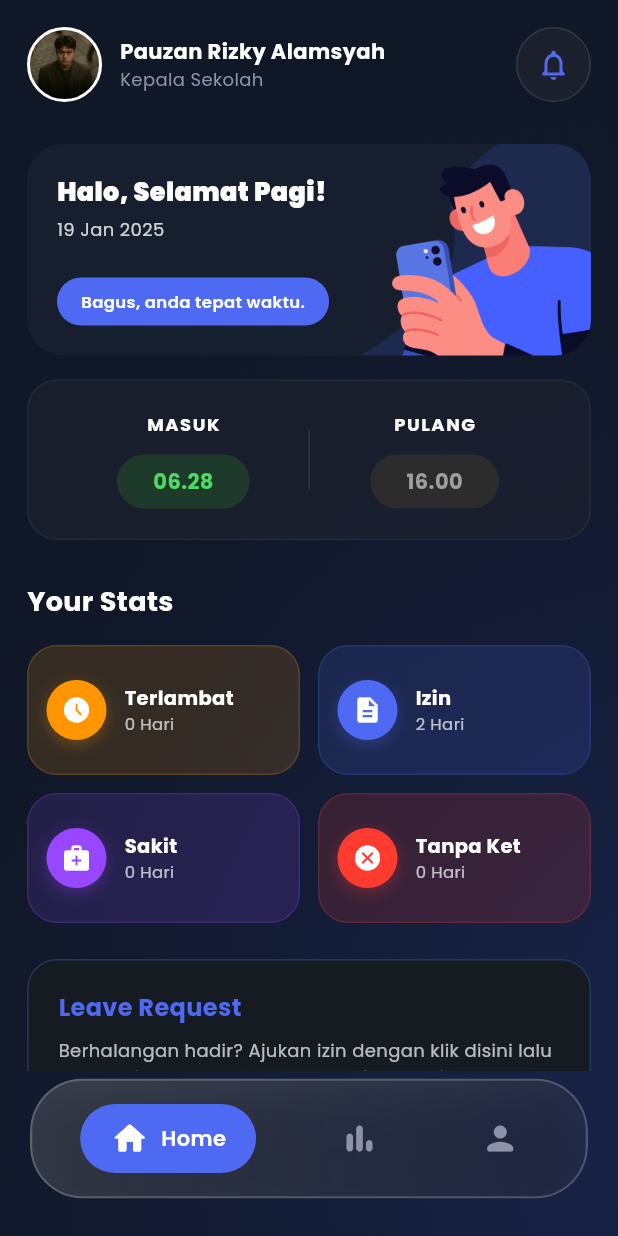
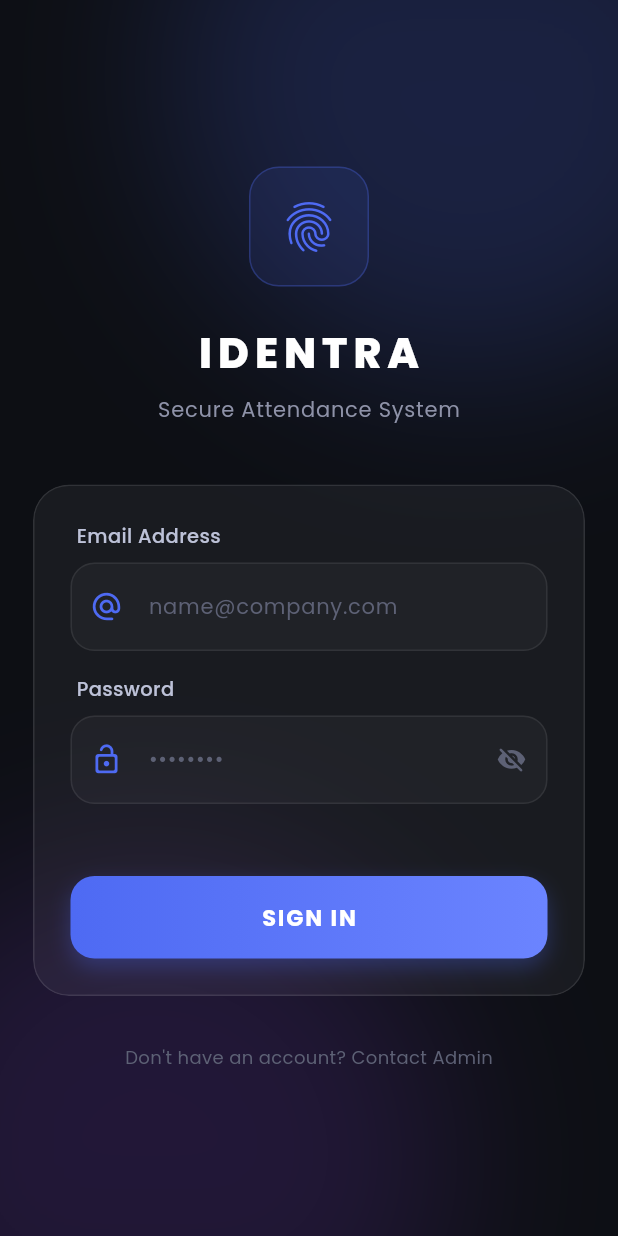
Before and after one commit to JansMoriarty/Identra-mobile, a Flutter app: the screen it shows after launch, on a phone screen of 412 x 824 dp. Run offline on Flutter 3.47's test engine with Material 3 defaults, Android fonts, the phone set to English and light mode, and no system bars; our stand-ins replace google_fonts, shared_preferences, table_calendar.

Commit message:
menampilkan jabatan di mobile

```diff
--- a/lib/home.dart
+++ b/lib/home.dart
@@ -1,5 +1,6 @@
 import 'package:flutter/material.dart';
 import 'package:google_fonts/google_fonts.dart';
+import 'package:shared_preferences/shared_preferences.dart';
 
 void main() {
   runApp(const AbsensiApp());
@@ -53,8 +54,61 @@ class HomeScreen extends StatefulWidget {
 }
 
 class _HomeScreenState extends State<HomeScreen> {
+  String _userName = "Loading...";
+  String _jabatanAktif = "Belum Ditugaskan";
+
+  Color _getAvatarColor(String name) {
+    final List<Color> colors = [
+      Colors.amber,
+      Colors.blueAccent,
+      Colors.greenAccent,
+      Colors.orangeAccent,
+      Colors.pinkAccent,
+      Colors.purpleAccent,
+      Colors.tealAccent,
+    ];
+
+    // Logika sederhana: ambil warna berdasarkan panjang karakter nama
+    // supaya warnanya tetap/konsisten untuk user tersebut.
+    return colors[name.length % colors.length];
+  }
+
+  String _getInitials(String name) {
+    if (name.isEmpty) return "G";
+    List<String> names = name.split(" ");
+    String initials = "";
+
+    // Ambil huruf pertama dari maksimal 2 kata pertama
+    int numWords = names.length > 2 ? 2 : names.length;
+    for (var i = 0; i < numWords; i++) {
+      if (names[i].isNotEmpty) {
+        initials += names[i][0].toUpperCase();
+      }
+    }
+    return initials;
+  }
+
+  @override
+  void initState() {
+    super.initState();
+    _loadUserData();
+  }
+
+  Future<void> _loadUserData() async {
+    final SharedPreferences prefs = await SharedPreferences.getInstance();
+
+    print("USER NAME: ${prefs.getString('user_name')}");
+    print("JABATAN AKTIF: ${prefs.getString('jabatan_aktif')}");
+
+    setState(() {
+      _userName = prefs.getString('user_name') ?? "Guru";
+      _jabatanAktif = prefs.getString('jabatan_aktif') ?? "Belum Ditugaskan";
+    });
+  }
+
   @override
   Widget build(BuildContext context) {
+    Color themeColor = _getAvatarColor(_userName);
     return Scaffold(
       // Background Scaffold dibuat transparan agar Container di bawahnya terlihat
       backgroundColor: Colors.transparent,
@@ -80,7 +134,7 @@ class _HomeScreenState extends State<HomeScreen> {
                     crossAxisAlignment: CrossAxisAlignment.start,
                     children: [
                       // Header Section
-                      _buildHeader(),
+                      _buildHeader(themeColor),
                       const SizedBox(height: 28),
 
                       // Greeting Card Section
@@ -116,7 +170,7 @@ class _HomeScreenState extends State<HomeScreen> {
   }
 
   // --- WIDGET: HEADER ---
-  Widget _buildHeader() {
+  Widget _buildHeader(Color themeColor) {
     return Row(
       children: [
         Container(
@@ -124,28 +178,37 @@ class _HomeScreenState extends State<HomeScreen> {
           height: 50,
           decoration: BoxDecoration(
             shape: BoxShape.circle,
-            border: Border.all(color: Colors.white, width: 2),
-            image: const DecorationImage(
-              image:
-                  AssetImage('assets/images/profile.jpeg'), // Ganti foto profil
-              fit: BoxFit.cover,
+            color: themeColor.withOpacity(0.15), // Sekarang dia kenal!
+            border: Border.all(color: themeColor.withOpacity(0.5), width: 2),
+          ),
+          child: Center(
+            child: Text(
+              _getInitials(_userName),
+              style: GoogleFonts.poppins(
+                color: themeColor,
+                fontWeight: FontWeight.bold,
+                fontSize: 18,
+              ),
             ),
           ),
-        ),
+        ), // <
         const SizedBox(width: 12),
         Column(
           crossAxisAlignment: CrossAxisAlignment.start,
           children: [
-            const Text(
-              "Pauzan Rizky Alamsyah",
+            Text(
+              _userName,
               style: TextStyle(
                   fontSize: 14,
                   fontWeight: FontWeight.bold,
                   color: Color(0xffffffff)),
             ),
             Text(
-              "Kepala Sekolah",
-              style: TextStyle(fontSize: 12, color: AppColors.textGrey),
+              _jabatanAktif.isNotEmpty ? _jabatanAktif : "Belum Ditugaskan",
+              style: const TextStyle(
+                fontSize: 12,
+                color: AppColors.textGrey,
+              ),
             ),
           ],
         ),
--- /dev/null
+++ b/lib/login_page.dart
@@ -0,0 +1,407 @@
+import 'dart:ui';
+import 'package:flutter/material.dart';
+import 'package:google_fonts/google_fonts.dart';
+import 'package:http/http.dart' as http;
+import 'package:identra_mobile_flutter/home.dart';
+import 'package:identra_mobile_flutter/main_navigation.dart';
+import 'dart:convert';
+import 'package:shared_preferences/shared_preferences.dart';
+
+class LoginPage extends StatefulWidget {
+  const LoginPage({super.key});
+
+  @override
+  State<LoginPage> createState() => _LoginPageState();
+}
+
+class _LoginPageState extends State<LoginPage> {
+  final TextEditingController _emailController = TextEditingController();
+  final TextEditingController _passwordController = TextEditingController();
+  bool _isPasswordVisible = false;
+  bool _isLoading = false;
+
+  // --- TARUH DI SINI ---
+  @override
+  void initState() {
+    super.initState();
+    _checkExistingToken();
+  }
+
+  Future<void> _checkExistingToken() async {
+    final SharedPreferences prefs = await SharedPreferences.getInstance();
+    String? token = prefs.getString('auth_token');
+
+    if (token != null && mounted) {
+      Navigator.pushReplacement(
+        context,
+        MaterialPageRoute(builder: (context) => const MainNavigation()),
+      );
+    }
+  }
+
+  Future<void> _saveSession(String token, Map userData) async {
+    final SharedPreferences prefs = await SharedPreferences.getInstance();
+
+    await prefs.setString('auth_token', token);
+
+    // ✅ FIX: Ambil Nama (Cek 'nama' dulu karena di API kamu pakai 'nama')
+    final String name = userData['nama'] ?? userData['name'] ?? "Guru";
+
+    // ✅ FIX: Ambil Jabatan dengan fallback yang jelas
+    final String jabatan = userData['jabatan_aktif'] ?? "Belum Ditugaskan";
+
+    // ✅ FIX: Ambil Email dan Role
+    final String email = userData['email'] ?? "";
+    final String role = userData['role'] ?? 'guru';
+
+    await prefs.setString('user_name', name);
+    await prefs.setString('user_email', email);
+    await prefs.setString('user_role', role);
+    await prefs.setString('jabatan_aktif', jabatan);
+
+    // Debugging untuk memastikan di console HP datanya sudah benar
+    debugPrint("==== SESSION SAVED ====");
+    debugPrint("Token  : $token");
+    debugPrint("Name   : $name");
+    debugPrint("Jabatan: $jabatan");
+    debugPrint("=======================");
+
+    if (!mounted) return;
+    Navigator.pushReplacement(
+      context,
+      MaterialPageRoute(builder: (context) => const MainNavigation()),
+    );
+  }
+
+  Future<void> _handleLogin() async {
+    if (_emailController.text.isEmpty || _passwordController.text.isEmpty) {
+      _showSnackBar("Email dan Password tidak boleh kosong", Colors.orange);
+      return;
+    }
+
+    setState(() => _isLoading = true);
+
+    final String apiUrl =
+        "https://spinningly-proscientific-renay.ngrok-free.dev/api/guru/login";
+
+    try {
+      final response = await http.post(
+        Uri.parse(apiUrl),
+        headers: {
+          'Content-Type': 'application/json',
+          'Accept': 'application/json',
+          'ngrok-skip-browser-warning': 'true',
+        },
+        body: jsonEncode({
+          'email': _emailController.text.trim(),
+          'password': _passwordController.text,
+        }),
+      );
+
+      final responseData = jsonDecode(response.body);
+      print("JSON FULL DARI SERVER: ${response.body}");
+
+      if (!mounted) return;
+
+      if (response.statusCode == 200) {
+        // ✅ AMAN: Ambil data & token secara dinamis
+        var dataPart = responseData['data'];
+        String token = dataPart['token'] ?? "";
+
+        var userData;
+        // Cek apakah user ada di dalam 'user' atau langsung di 'data'
+        if (dataPart['user'] != null) {
+          userData = dataPart['user'];
+        } else if (dataPart is List && dataPart.isNotEmpty) {
+          userData = dataPart[0]; // Jika response berupa list seperti contohmu
+        } else {
+          userData = dataPart;
+        }
+
+        if (userData != null) {
+          String teacherName = userData['nama'] ?? userData['name'] ?? "Guru";
+          _showSuccess("Selamat datang, $teacherName!");
+
+          await _saveSession(token, userData);
+        } else {
+          _showSnackBar("Data user tidak ditemukan", Colors.orange);
+        }
+      } else {
+        _showSnackBar(
+            responseData['message'] ?? "Login Gagal", Colors.redAccent);
+      }
+    } catch (e) {
+      debugPrint("Login Error: $e");
+      if (!mounted) return;
+      _showSnackBar("Gagal terhubung ke server. Periksa koneksi.", Colors.red);
+    } finally {
+      if (mounted) setState(() => _isLoading = false);
+    }
+  }
+
+  void _showSnackBar(String message, Color color) {
+    ScaffoldMessenger.of(context).showSnackBar(
+      SnackBar(content: Text(message), backgroundColor: color),
+    );
+  }
+
+  void _showSuccess(String message) {
+    ScaffoldMessenger.of(context).showSnackBar(
+      SnackBar(
+        content: Text(message, style: GoogleFonts.poppins()),
+        backgroundColor: Colors.greenAccent[700],
+        behavior: SnackBarBehavior.floating,
+      ),
+    );
+  }
+
+  @override
+  Widget build(BuildContext context) {
+    return Scaffold(
+      backgroundColor: const Color(0xFF0D0F14),
+      body: Stack(
+        children: [
+          // Background Glows
+          Positioned(
+            top: -100,
+            right: -50,
+            child:
+                _buildBackgroundGlow(const Color(0xFF4E6AF3).withOpacity(0.2)),
+          ),
+          Positioned(
+            bottom: -100,
+            left: -50,
+            child:
+                _buildBackgroundGlow(const Color(0xFF9747FF).withOpacity(0.15)),
+          ),
+
+          SafeArea(
+            child: Center(
+              child: SingleChildScrollView(
+                padding: const EdgeInsets.symmetric(horizontal: 22),
+                child: Column(
+                  children: [
+                    Container(
+                      height: 80,
+                      width: 80,
+                      decoration: BoxDecoration(
+                        color: const Color(0xFF4E6AF3).withOpacity(0.1),
+                        borderRadius: BorderRadius.circular(20),
+                        border: Border.all(
+                            color: const Color(0xFF4E6AF3).withOpacity(0.3)),
+                      ),
+                      child: const Icon(Icons.fingerprint,
+                          size: 40, color: Color(0xFF4E6AF3)),
+                    ),
+                    const SizedBox(height: 24),
+                    Text(
+                      "IDENTRA",
+                      style: GoogleFonts.poppins(
+                        fontSize: 28,
+                        fontWeight: FontWeight.w800,
+                        color: Colors.white,
+                        letterSpacing: 4,
+                      ),
+                    ),
+                    const SizedBox(height: 8),
+                    Text(
+                      "Secure Attendance System",
+                      style: GoogleFonts.poppins(
+                        color: const Color(0xFF8E92A8),
+                        fontSize: 14,
+                        letterSpacing: 0.5,
+                      ),
+                    ),
+                    const SizedBox(height: 40),
+
+                    // Card Login
+                    _buildGlassCard(
+                      child: Column(
+                        crossAxisAlignment: CrossAxisAlignment.start,
+                        children: [
+                          _buildTextField(
+                            controller: _emailController,
+                            label: "Email Address",
+                            icon: Icons.alternate_email_rounded,
+                            hint: "name@company.com",
+                          ),
+                          const SizedBox(height: 16),
+                          _buildTextField(
+                            controller: _passwordController,
+                            label: "Password",
+                            icon: Icons.lock_open_rounded,
+                            hint: "••••••••",
+                            isPassword: true,
+                            obscureText: !_isPasswordVisible,
+                            onSuffixIconTap: () {
+                              setState(() =>
+                                  _isPasswordVisible = !_isPasswordVisible);
+                            },
+                          ),
+                          const SizedBox(height: 48),
+                          GestureDetector(
+                            onTap: _isLoading ? null : _handleLogin,
+                            child: AnimatedContainer(
+                              duration: const Duration(milliseconds: 300),
+                              height: 55,
+                              width: double.infinity,
+                              decoration: BoxDecoration(
+                                borderRadius: BorderRadius.circular(16),
+                                gradient: const LinearGradient(
+                                  colors: [
+                                    Color(0xFF4E6AF3),
+                                    Color(0xFF6B84FF)
+                                  ],
+                                ),
+                                boxShadow: [
+                                  BoxShadow(
+                                    color: const Color(0xFF4E6AF3)
+                                        .withOpacity(0.3),
+                                    blurRadius: 12,
+                                    offset: const Offset(0, 6),
+                                  ),
+                                ],
+                              ),
+                              child: Center(
+                                child: _isLoading
+                                    ? const SizedBox(
+                                        height: 20,
+                                        width: 20,
+                                        child: CircularProgressIndicator(
+                                          color: Colors.white,
+                                          strokeWidth: 2,
+                                        ),
+                                      )
+                                    : Text(
+                                        "SIGN IN",
+                                        style: GoogleFonts.poppins(
+                                          fontSize: 15,
+                                          fontWeight: FontWeight.w700,
+                                          color: Colors.white,
+                                          letterSpacing: 1.2,
+                                        ),
+                                      ),
+                              ),
+                            ),
+                          ),
+                        ],
+                      ),
+                    ),
+                    const SizedBox(height: 32),
+                    Text(
+                      "Don't have an account? Contact Admin",
+                      style: GoogleFonts.poppins(
+                        color: const Color(0xFF5D6175),
+                        fontSize: 12,
+                      ),
+                    ),
+                  ],
+                ),
+              ),
+            ),
+          ),
+        ],
+      ),
+    );
+  }
+
+  // --- ADDED HELPER WIDGETS ---
+
+  Widget _buildGlassCard({required Widget child}) {
+    return ClipRRect(
+      borderRadius: BorderRadius.circular(24),
+      child: BackdropFilter(
+        filter: ImageFilter.blur(sigmaX: 10, sigmaY: 10),
+        child: Container(
+          padding: const EdgeInsets.all(24),
+          decoration: BoxDecoration(
+            color: Colors.white.withOpacity(0.05),
+            borderRadius: BorderRadius.circular(24),
+            border: Border.all(color: Colors.white.withOpacity(0.1)),
+          ),
+          child: child,
+        ),
+      ),
+    );
+  }
+
+  Widget _buildBackgroundGlow(Color color) {
+    return Container(
+      height: 300,
+      width: 300,
+      decoration: BoxDecoration(
+        shape: BoxShape.circle,
+        boxShadow: [
+          BoxShadow(
+            color: color,
+            blurRadius: 100,
+            spreadRadius: 50,
+          ),
+        ],
+      ),
+    );
+  }
+
+  Widget _buildTextField({
+    required TextEditingController controller,
+    required String label,
+    required IconData icon,
+    required String hint,
+    bool isPassword = false,
+    bool obscureText = false,
+    VoidCallback? onSuffixIconTap,
+  }) {
+    return Column(
+      crossAxisAlignment: CrossAxisAlignment.start,
+      children: [
+        Padding(
+          padding: const EdgeInsets.only(left: 4, bottom: 8),
+          child: Text(
+            label,
+            style: GoogleFonts.poppins(
+              color: const Color(0xFFBDC2D8),
+              fontSize: 13,
+              fontWeight: FontWeight.w500,
+            ),
+          ),
+        ),
+        TextField(
+          controller: controller,
+          obscureText: obscureText,
+          style: GoogleFonts.poppins(color: Colors.white, fontSize: 15),
+          cursorColor: const Color(0xFF4E6AF3),
+          decoration: InputDecoration(
+            hintText: hint,
+            hintStyle: const TextStyle(color: Color(0xFF5D6175), fontSize: 14),
+            prefixIcon: Icon(icon, color: const Color(0xFF4E6AF3), size: 22),
+            suffixIcon: isPassword
+                ? IconButton(
+                    icon: Icon(
+                      obscureText
+                          ? Icons.visibility_off_rounded
+                          : Icons.visibility_rounded,
+                      color: const Color(0xFF5D6175),
+                      size: 20,
+                    ),
+                    onPressed: onSuffixIconTap,
+                  )
+                : null,
+            filled: true,
+            fillColor: Colors.white.withOpacity(0.03),
+            contentPadding:
+                const EdgeInsets.symmetric(vertical: 18, horizontal: 16),
+            enabledBorder: OutlineInputBorder(
+              borderRadius: BorderRadius.circular(16),
+              borderSide: BorderSide(color: Colors.white.withOpacity(0.08)),
+            ),
+            focusedBorder: OutlineInputBorder(
+              borderRadius: BorderRadius.circular(16),
+              borderSide:
+                  const BorderSide(color: Color(0xFF4E6AF3), width: 1.5),
+            ),
+          ),
+        ),
+      ],
+    );
+  }
+}
--- a/lib/main.dart
+++ b/lib/main.dart
@@ -1,6 +1,7 @@
 import 'package:flutter/material.dart';
 import 'package:google_fonts/google_fonts.dart';
 import 'package:identra_mobile_flutter/home.dart';
+import 'package:identra_mobile_flutter/login_page.dart';
 import 'package:identra_mobile_flutter/main_navigation.dart';
 import 'package:identra_mobile_flutter/stats.dart';
 
@@ -26,7 +27,7 @@ class MainApp extends StatelessWidget {
           displayColor: Colors.white,
         ),
       ),
-      home: const MainNavigation(),
+      home: const LoginPage(),
     );
   }
 }
--- a/pubspec.yaml
+++ b/pubspec.yaml
@@ -13,6 +13,8 @@ dependencies:
   flutter_svg: ^2.0.10 # Jika icon/ilustrasi kamu formatnya SVG
   table_calendar: ^3.1.2
   intl: ^0.19.0
+  http: ^1.6.0
+  shared_preferences: ^2.5.3
 
 flutter:
   uses-material-design: true
```
Also changed, not shown: lib/main_navigation.dart (+65 -4 lines), pubspec.lock, 1 other file.
